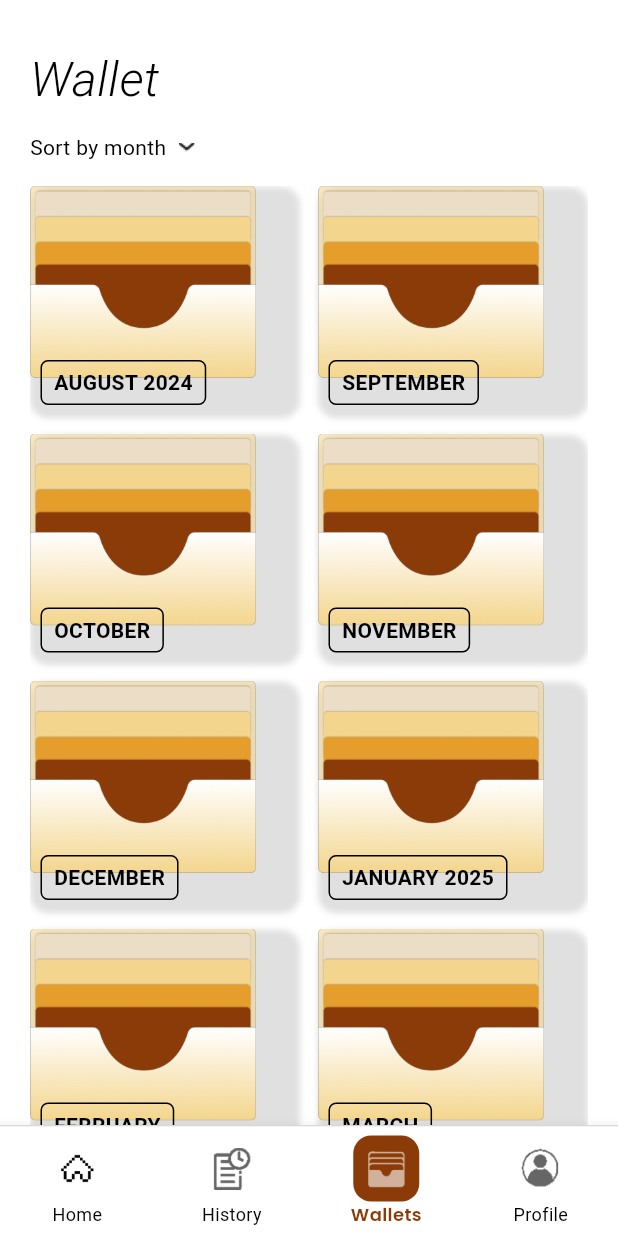
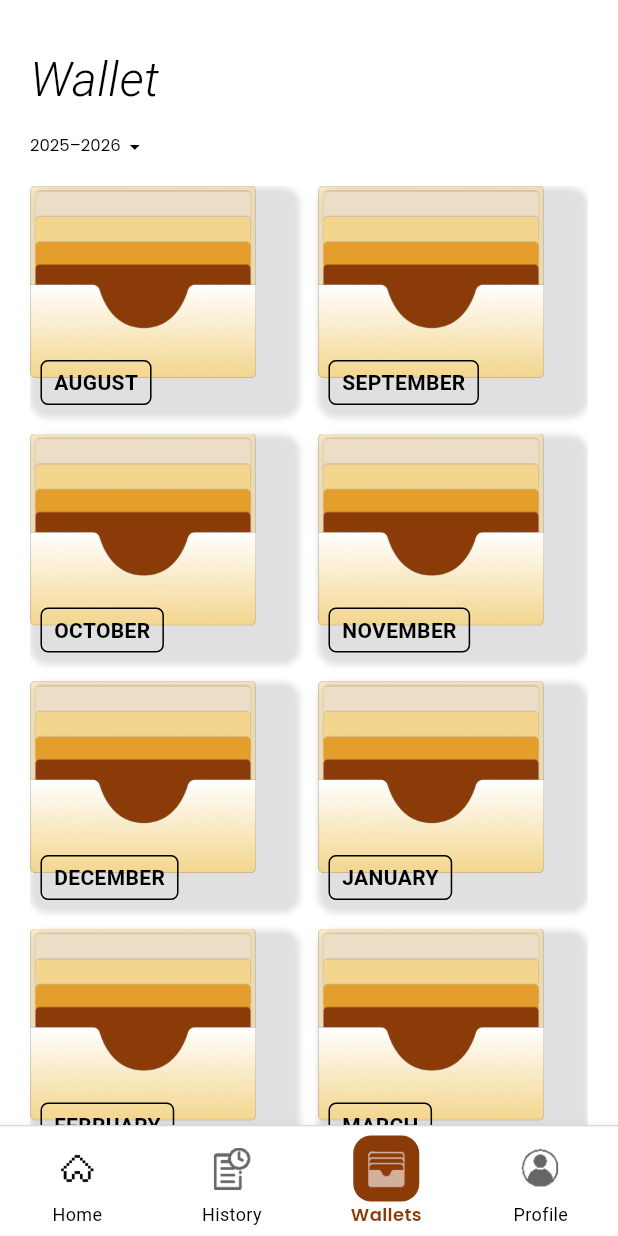
Before and after one commit to Snowden199x/PettyCash, a Flutter app: the WalletScreen screen opened by its route, on a phone screen of 412 x 824 dp. Run offline on Flutter 3.47's test engine with Material 3 defaults, Android fonts, the phone set to English and light mode, and no system bars; our stand-ins replace image_picker; Roboto replaces fonts that are missing (Times New Roman); project files that could hold a hidden picture were left out.

Commit message:
change the sort by of wallets to Academic Year (AY)

```diff
--- a/mobile_application/lib/Navigation/wallet_screen.dart
+++ b/mobile_application/lib/Navigation/wallet_screen.dart
@@ -16,21 +16,21 @@ class _WalletScreenState extends State<WalletScreen> {
 
   // Months from August to May
   final List<String> _months = [
-    'AUGUST 2024',
+    'AUGUST',
     'SEPTEMBER',
     'OCTOBER',
     'NOVEMBER',
     'DECEMBER',
-    'JANUARY 2025',
+    'JANUARY',
     'FEBRUARY',
     'MARCH',
     'APRIL',
     'MAY',
   ];
 
-  // Sorting state
-  String _sortField = 'Month';
-  String _sortOrder = 'New to old';
+  // Academic Year dropdown (replaces Sort by month/date modified)
+  String _selectedAcademicYear = '';
+  List<String> _academicYears = const [];
 
   final iconPaths = {
     'home': {
@@ -51,7 +51,25 @@ class _WalletScreenState extends State<WalletScreen> {
     },
   };
 
-  final GlobalKey _sortKey = GlobalKey();
+  @override
+  void initState() {
+    super.initState();
+    _initAcademicYears();
+  }
+
+  void _initAcademicYears() {
+    const int startYear = 2020;
+    const int count = 50;
+    final years = List.generate(count, (index) {
+      final int y1 = startYear + index;
+      final int y2 = y1 + 1;
+      return '$y1–$y2';
+    });
+
+    _academicYears = years;
+    _selectedAcademicYear =
+        years.firstWhere((ay) => ay == '2025–2026', orElse: () => years[0]);
+  }
 
   void _onItemTapped(int index) {
     if (index == _selectedIndex) return;
@@ -84,131 +102,8 @@ class _WalletScreenState extends State<WalletScreen> {
     );
   }
 
-  void _showCustomSortMenu() {
-    final renderBox =
-        _sortKey.currentContext?.findRenderObject() as RenderBox?;
-    final overlayBox =
-        Overlay.of(context).context.findRenderObject() as RenderBox;
-
-    if (renderBox == null) return;
-
-    final position =
-        renderBox.localToGlobal(Offset.zero, ancestor: overlayBox);
-
-    late OverlayEntry entry;
-
-    entry = OverlayEntry(
-      builder: (_) => Stack(
-        children: [
-          // tap outside to close
-          GestureDetector(
-            onTap: () => entry.remove(),
-            behavior: HitTestBehavior.translucent,
-            child: SizedBox(
-              width: overlayBox.size.width,
-              height: overlayBox.size.height,
-            ),
-          ),
-          Positioned(
-            left: position.dx,
-            top: position.dy,
-            child: Material(
-              color: Colors.transparent,
-              child: _buildSortMenuContent(entry),
-            ),
-          ),
-        ],
-      ),
-    );
-
-    Overlay.of(context).insert(entry);
-  }
-
-  Widget _buildSortMenuContent(OverlayEntry entry) {
-    return Container(
-      width: 163,
-      height: 142,
-      decoration: BoxDecoration(
-        color: const Color(0xFFE8D7AA),
-        borderRadius: BorderRadius.circular(10),
-        border: Border.all(color: Colors.black, width: 1),
-      ),
-      padding: const EdgeInsets.symmetric(horizontal: 12, vertical: 10),
-      child: Column(
-        crossAxisAlignment: CrossAxisAlignment.start,
-        children: [
-          const Text(
-            'Sort by',
-            style: TextStyle(
-              fontWeight: FontWeight.w600,
-              fontSize: 14,
-              fontFamily: 'Poppins',
-            ),
-          ),
-          const SizedBox(height: 6),
-          _buildCustomMenuRow('Month', entry),
-          _buildCustomMenuRow('Date Modified', entry),
-          const Divider(height: 14, thickness: 1),
-          _buildCustomMenuRow('New to old', entry, isOrder: true),
-          _buildCustomMenuRow('Old to new', entry, isOrder: true),
-        ],
-      ),
-    );
-  }
-
-  Widget _buildCustomMenuRow(
-      String label, OverlayEntry entry, {bool isOrder = false}) {
-    final bool selected = isOrder
-        ? _sortOrder == label
-        : _sortField == label ||
-            (_sortField == 'Month' && label == 'Month');
-
-    return GestureDetector(
-      behavior: HitTestBehavior.opaque,
-      onTap: () {
-        setState(() {
-          if (isOrder) {
-            _sortOrder = label;
-          } else {
-            _sortField = label;
-          }
-        });
-        entry.remove();
-      },
-      child: Padding(
-        padding: const EdgeInsets.symmetric(vertical: 2),
-        child: Row(
-          children: [
-            SizedBox(
-              width: 18,
-              child: selected
-                  ? const Icon(
-                      Icons.check,
-                      size: 18,
-                      color: Colors.black,
-                    )
-                  : const SizedBox.shrink(),
-            ),
-            const SizedBox(width: 6),
-            Text(
-              label,
-              style: const TextStyle(
-                fontSize: 12,
-                color: Colors.black,
-                fontFamily: 'Poppins',
-              ),
-            ),
-          ],
-        ),
-      ),
-    );
-  }
-
   @override
   Widget build(BuildContext context) {
-    final String sortLabel =
-        _sortField == 'Month' ? 'Sort by month' : 'Sort by date modified';
-
     return Scaffold(
       backgroundColor: Colors.white,
       appBar: AppBar(
@@ -223,6 +118,7 @@ class _WalletScreenState extends State<WalletScreen> {
           child: Column(
             crossAxisAlignment: CrossAxisAlignment.start,
             children: [
+              // Wallet title ONLY
               const Text(
                 "Wallet",
                 style: TextStyle(
@@ -233,30 +129,63 @@ class _WalletScreenState extends State<WalletScreen> {
                   color: Colors.black,
                 ),
               ),
-              const SizedBox(height: 12),
-              GestureDetector(
-                key: _sortKey,
-                onTap: _showCustomSortMenu,
-                child: Row(
-                  mainAxisSize: MainAxisSize.min,
-                  children: [
-                    Text(
-                      sortLabel,
-                      style: const TextStyle(
-                        fontSize: 14,
+              const SizedBox(height: 8),
+              // Compact AY dropdown in place of the old "Sort by" row
+              SizedBox(
+                height: 28,
+                child: DropdownButtonHideUnderline(
+                  child: DropdownButton<String>(
+                    value: _selectedAcademicYear.isEmpty
+                        ? null
+                        : _selectedAcademicYear,
+                    isDense: true, // reduces button height [web:7][web:11]
+                    hint: const Text(
+                      'Select AY',
+                      style: TextStyle(
+                        fontFamily: 'Poppins',
+                        fontSize: 11,
                         color: Colors.black,
                       ),
                     ),
-                    const SizedBox(width: 6),
-                    Image.asset(
-                      'assets/Icons/dropdown.png',
-                      width: 16,
-                      height: 16,
+                    items: _academicYears
+                        .map(
+                          (ay) => DropdownMenuItem<String>(
+                            value: ay,
+                            child: Text(
+                              ay,
+                              style: const TextStyle(
+                                fontFamily: 'Poppins',
+                                fontSize: 11, // smaller text
+                                height: 1.0,  // tighter line height
+                                color: Colors.black,
+                              ),
+                            ),
+                          ),
+                        )
+                        .toList(),
+                    onChanged: (value) {
+                      if (value == null) return;
+                      setState(() {
+                        _selectedAcademicYear = value;
+                        // Todo: filter wallets list by AY if needed
+                      });
+                    },
+                    borderRadius: BorderRadius.circular(6),
+                    icon: const Icon(
+                      Icons.arrow_drop_down,
+                      size: 16,
+                      color: Colors.black,
                     ),
-                  ],
+                    style: const TextStyle(
+                      fontFamily: 'Poppins',
+                      fontSize: 11,
+                      color: Colors.black,
+                    ),
+                    menuMaxHeight: 200, // optional: smaller menu height [web:12]
+                  ),
                 ),
               ),
-              const SizedBox(height: 16),
+              const SizedBox(height: 12),
               Expanded(
                 child: GridView.builder(
                   itemCount: _months.length,
@@ -274,8 +203,7 @@ class _WalletScreenState extends State<WalletScreen> {
                         Navigator.push(
                           context,
                           MaterialPageRoute(
-                            builder: (_) =>
-                                WalletMonthScreen(month: name),
+                            builder: (_) => WalletMonthScreen(month: name),
                           ),
                         );
                       },
```
Also changed, not shown: mobile_application/lib/Navigation/wallet_month.dart (line endings or trailing spaces).
